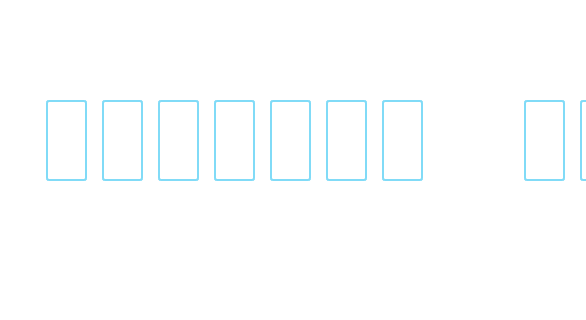
This is btn1_widget.ui in PLA-f21/csi3103 as Qt 5 draws it before an edit; both pictures show x 0 to 586 and y 0 to 320 of the 950 by 600 pixel window. The edited form follows.
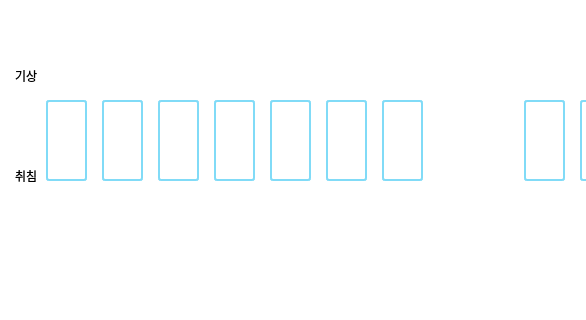
This is the edited form. Icons and pictures are not drawn.

Commit message:
btn1_widget update
graph_write_fin

Diff of the .ui file:
```diff
--- a/btn1_widget.ui
+++ b/btn1_widget.ui
@@ -1013,6 +1013,76 @@
     </property>
    </item>
   </widget>
+  <widget class="QLabel" name="sleep_start_label">
+   <property name="geometry">
+    <rect>
+     <x>30</x>
+     <y>170</y>
+     <width>411</width>
+     <height>16</height>
+    </rect>
+   </property>
+   <property name="styleSheet">
+    <string notr="true">font: 25 10pt &quot;Fira Code Light&quot;;</string>
+   </property>
+   <property name="text">
+    <string/>
+   </property>
+   <property name="alignment">
+    <set>Qt::AlignCenter</set>
+   </property>
+  </widget>
+  <widget class="QLabel" name="sleep_end_label">
+   <property name="geometry">
+    <rect>
+     <x>30</x>
+     <y>70</y>
+     <width>411</width>
+     <height>16</height>
+    </rect>
+   </property>
+   <property name="styleSheet">
+    <string notr="true">font: 25 10pt &quot;Fira Code Light&quot;;</string>
+   </property>
+   <property name="text">
+    <string/>
+   </property>
+   <property name="alignment">
+    <set>Qt::AlignCenter</set>
+   </property>
+  </widget>
+  <widget class="QLabel" name="label">
+   <property name="geometry">
+    <rect>
+     <x>15</x>
+     <y>70</y>
+     <width>56</width>
+     <height>12</height>
+    </rect>
+   </property>
+   <property name="styleSheet">
+    <string notr="true">font: 8pt &quot;마루 부리 Beta&quot;;</string>
+   </property>
+   <property name="text">
+    <string>기상</string>
+   </property>
+  </widget>
+  <widget class="QLabel" name="label_2">
+   <property name="geometry">
+    <rect>
+     <x>15</x>
+     <y>170</y>
+     <width>56</width>
+     <height>12</height>
+    </rect>
+   </property>
+   <property name="styleSheet">
+    <string notr="true">font: 8pt &quot;마루 부리 Beta&quot;;</string>
+   </property>
+   <property name="text">
+    <string>취침</string>
+   </property>
+  </widget>
   <zorder>box1</zorder>
   <zorder>box2</zorder>
   <zorder>box3</zorder>
```
Left out of the diff: 4 changed lines with no effect on the pictures. The commit also changes 1 other file.
